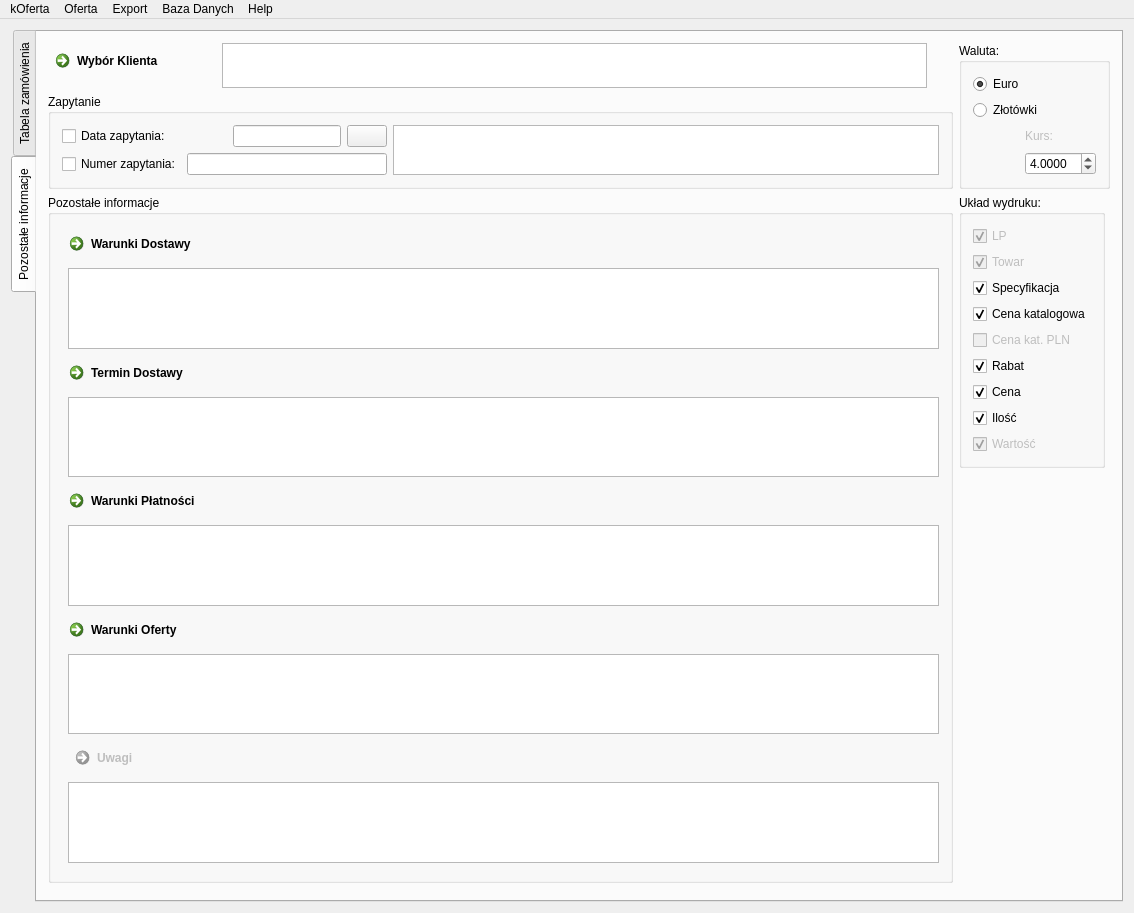
Old version of the form MainWindow/MainWindow.ui in the repository konserw/koferta.
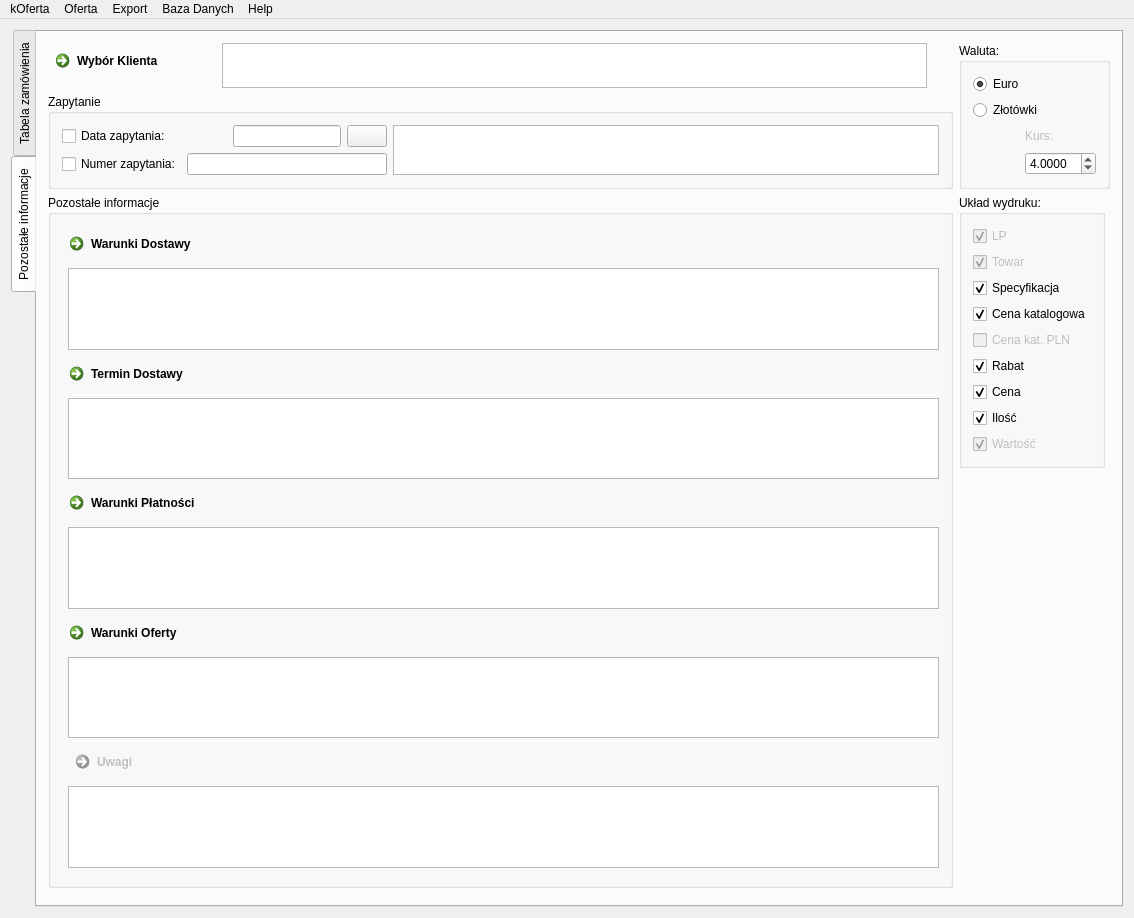
New version of the form. The open tabs and pages were chosen to show the change. Icons and pictures are not drawn. Custom widgets are drawn as their Qt base class.

Diff of the .ui file:
```diff
--- a/MainWindow/MainWindow.ui
+++ b/MainWindow/MainWindow.ui
@@ -7,7 +7,7 @@
     <x>0</x>
     <y>0</y>
     <width>1134</width>
-    <height>913</height>
+    <height>918</height>
    </rect>
   </property>
   <property name="windowTitle">
```
Left out of the diff: 4 changed lines with no effect on the pictures.
